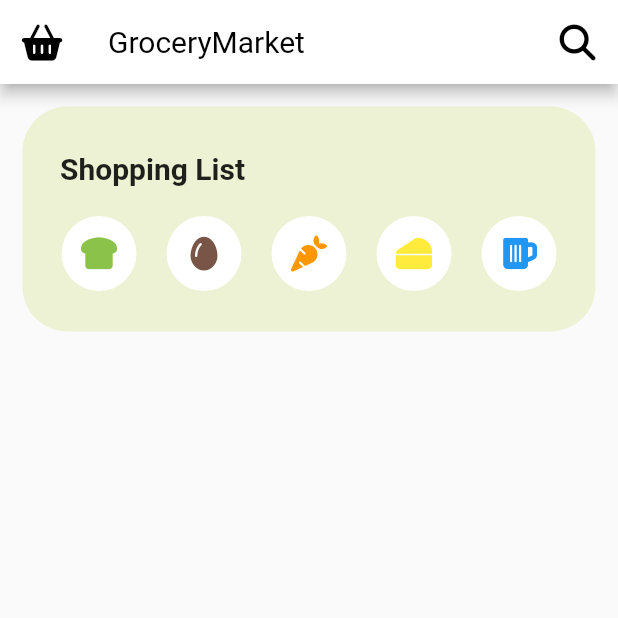
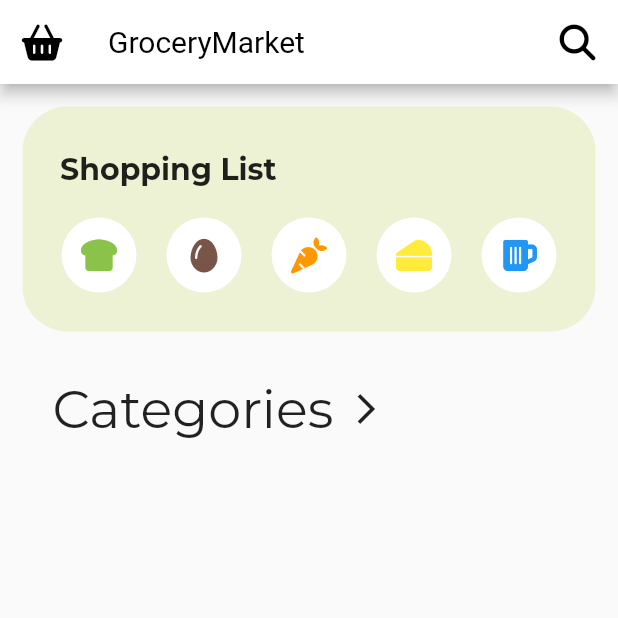
Before and after one commit to Assamapong/grocery_market, a Flutter app: the screen it shows after launch, on a phone screen of 412 x 824 dp, the top half of it. Run offline on Flutter 3.47's test engine with Material 2 defaults, Android fonts, the phone set to English and light mode, and no system bars; our stand-ins replace font_awesome_flutter, google_fonts.

Commit message:
create reusable card

```diff
--- a/lib/components/category.dart
+++ b/lib/components/category.dart
@@ -0,0 +1,8 @@
+import 'package:flutter/material.dart';
+
+class Category extends StatelessWidget {
+  @override
+  Widget build(BuildContext context) {
+    return Container();
+  }
+}
--- a/lib/components/reusable_card.dart
+++ b/lib/components/reusable_card.dart
@@ -0,0 +1,20 @@
+import 'package:flutter/material.dart';
+
+class ReusableCard extends StatelessWidget {
+  final Color backgroundColorCard;
+  final Widget cardChild;
+
+  ReusableCard({required this.backgroundColorCard, required this.cardChild});
+  @override
+  Widget build(BuildContext context) {
+    return Container(
+      height: 150,
+      margin: EdgeInsets.all(15),
+      decoration: BoxDecoration(
+        borderRadius: BorderRadius.circular(30.0),
+        color: backgroundColorCard,
+      ),
+      child: cardChild,
+    );
+  }
+}
--- a/lib/components/shopping_list.dart
+++ b/lib/components/shopping_list.dart
@@ -1,18 +1,14 @@
 import 'package:flutter/material.dart';
 import 'package:grocery_market/components/shopping_list_icon.dart';
 import 'package:font_awesome_flutter/font_awesome_flutter.dart';
+import 'reusable_card.dart';
 
 class ShoppingList extends StatelessWidget {
   @override
   Widget build(BuildContext context) {
-    return Container(
-      height: 150,
-      margin: EdgeInsets.all(15),
-      decoration: BoxDecoration(
-        borderRadius: BorderRadius.circular(30.0),
-        color: Color.fromRGBO(236, 242, 211, 1),
-      ),
-      child: Column(
+    return ReusableCard(
+      backgroundColorCard: Color.fromRGBO(236, 242, 211, 1),
+      cardChild: Column(
         children: [
           SizedBox(
             height: 30,
--- a/lib/main.dart
+++ b/lib/main.dart
@@ -1,5 +1,6 @@
 import 'package:flutter/material.dart';
 import 'package:grocery_market/screens/home_page.dart';
+import 'package:google_fonts/google_fonts.dart';
 
 void main() {
   runApp(const MyApp());
@@ -19,6 +20,7 @@ class MyApp extends StatelessWidget {
           color: Colors.white,
           titleTextStyle: TextStyle(color: Colors.black),
         ),
+        textTheme: GoogleFonts.montserratTextTheme(Theme.of(context).textTheme),
       ),
       home: HomeScreen(
         title: 'GroceryMarket',
--- a/lib/screens/home_page.dart
+++ b/lib/screens/home_page.dart
@@ -32,7 +32,27 @@ class HomeScreen extends StatelessWidget {
       ),
       body: Center(
         child: Column(
-          children: [ShoppingList()],
+          children: [
+            ShoppingList(),
+            SizedBox(
+              height: 15,
+            ),
+            Row(
+              children: [
+                Padding(
+                  padding: EdgeInsets.only(left: 35.0, right: 10),
+                  child: Text(
+                    'Categories',
+                    style: TextStyle(fontSize: 35),
+                  ),
+                ),
+                Icon(Icons.arrow_forward_ios)
+              ],
+            ),
+            SizedBox(
+              height: 15,
+            ),
+          ],
         ),
       ),
     );
--- a/pubspec.yaml
+++ b/pubspec.yaml
@@ -30,12 +30,11 @@ dependencies:
   flutter:
     sdk: flutter
 
-
   # The following adds the Cupertino Icons font to your application.
   # Use with the CupertinoIcons class for iOS style icons.
   cupertino_icons: ^1.0.2
   font_awesome_flutter: ^10.1.0
-
+  google_fonts: ^3.0.1
 dev_dependencies:
   flutter_test:
     sdk: flutter
```
Also changed, not shown: pubspec.lock, 6 other files.
